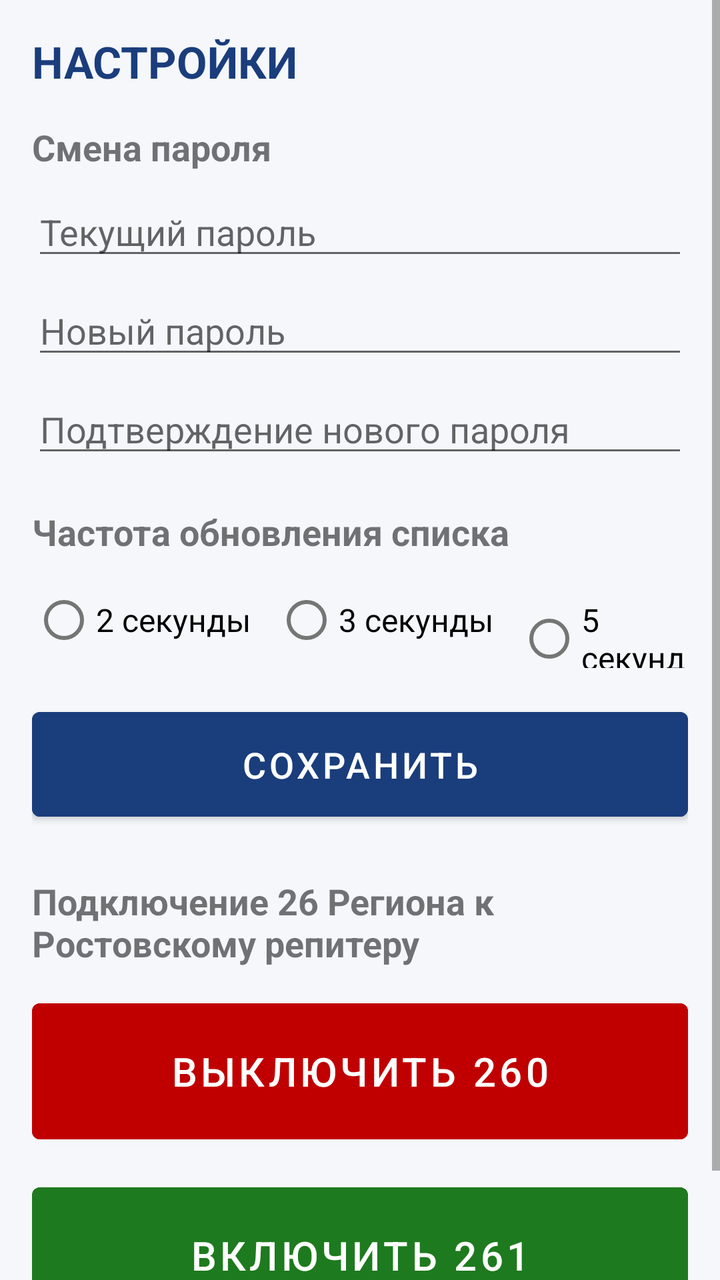
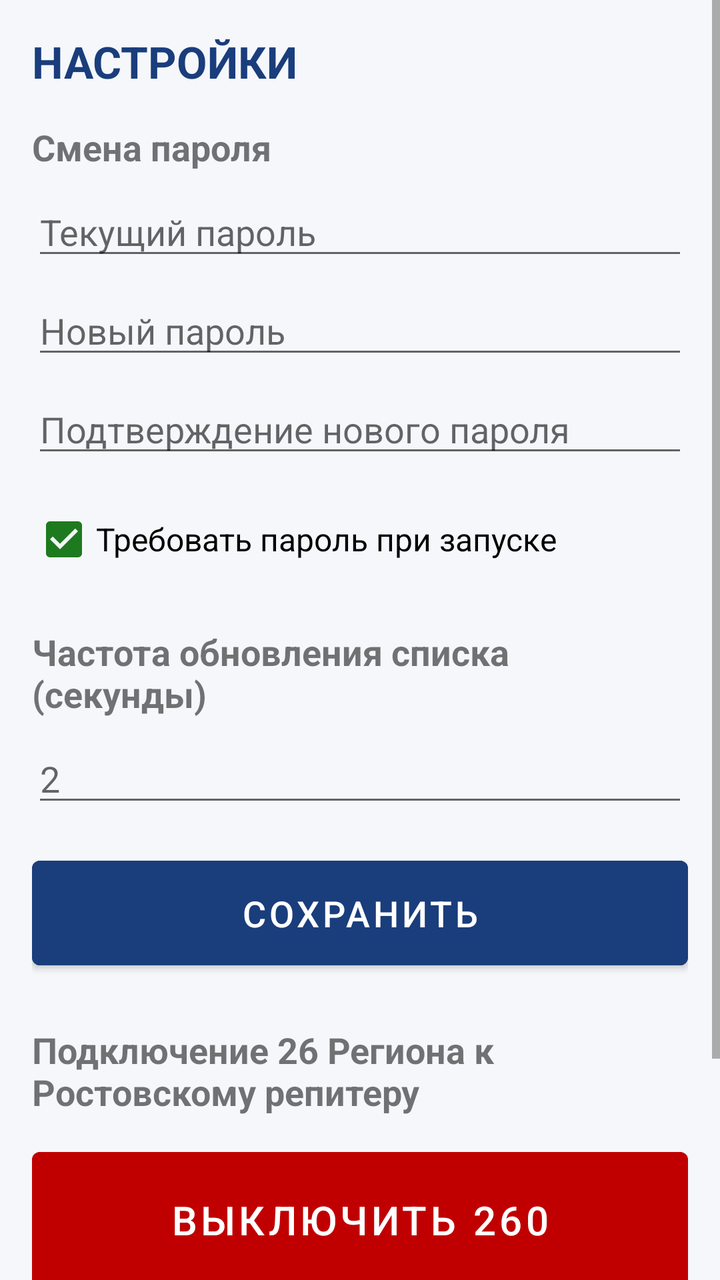

Compare the two renders of this Android layout. The source of the first and the diff that turns it into the second are given below.
<!-- AndroidManifest.xml: application theme Theme.AdminPMR -->
<!-- res/layout/activity_settings.xml -->
<?xml version="1.0" encoding="utf-8"?>
<ScrollView xmlns:android="http://schemas.android.com/apk/res/android"
    android:layout_width="match_parent"
    android:layout_height="match_parent"
    android:background="@color/c_bg">

    <LinearLayout
        android:layout_width="match_parent"
        android:layout_height="wrap_content"
        android:orientation="vertical"
        android:padding="16dp">

        <TextView
            android:layout_width="match_parent"
            android:layout_height="wrap_content"
            android:text="@string/settings_title"
            android:textSize="22sp"
            android:textStyle="bold"
            android:textColor="@color/c_blue" />

        <TextView
            android:layout_width="match_parent"
            android:layout_height="wrap_content"
            android:layout_marginTop="16dp"
            android:text="Смена пароля"
            android:textSize="18sp"
            android:textStyle="bold" />

        <EditText
            android:id="@+id/passCurrent"
            android:layout_width="match_parent"
            android:layout_height="wrap_content"
            android:layout_marginTop="8dp"
            android:hint="@string/settings_current_pass"
            android:inputType="textPassword"
            android:textSize="18sp" />

        <EditText
            android:id="@+id/passNew"
            android:layout_width="match_parent"
            android:layout_height="wrap_content"
            android:layout_marginTop="8dp"
            android:hint="@string/settings_new_pass"
            android:inputType="textPassword"
            android:textSize="18sp" />

        <EditText
            android:id="@+id/passConfirm"
            android:layout_width="match_parent"
            android:layout_height="wrap_content"
            android:layout_marginTop="8dp"
            android:hint="@string/settings_confirm_pass"
            android:inputType="textPassword"
            android:textSize="18sp" />

        <TextView
            android:layout_width="match_parent"
            android:layout_height="wrap_content"
            android:layout_marginTop="20dp"
            android:text="@string/settings_refresh_title"
            android:textSize="18sp"
            android:textStyle="bold" />

        <RadioGroup
            android:id="@+id/refreshGroup"
            android:layout_width="match_parent"
            android:layout_height="wrap_content"
            android:orientation="horizontal"
            android:layout_marginTop="8dp">

            <RadioButton
                android:id="@+id/rb2"
                android:layout_width="wrap_content"
                android:layout_height="wrap_content"
                android:text="@string/settings_refresh_2"
                android:textSize="16sp" />

            <RadioButton
                android:id="@+id/rb3"
                android:layout_width="wrap_content"
                android:layout_height="wrap_content"
                android:layout_marginStart="12dp"
                android:text="@string/settings_refresh_3"
                android:textSize="16sp" />

            <RadioButton
                android:id="@+id/rb5"
                android:layout_width="wrap_content"
                android:layout_height="wrap_content"
                android:layout_marginStart="12dp"
                android:text="@string/settings_refresh_5"
                android:textSize="16sp" />

        </RadioGroup>

        <Button
            android:id="@+id/btnSaveSettings"
            android:layout_width="match_parent"
            android:layout_height="wrap_content"
            android:layout_marginTop="16dp"
            android:text="@string/settings_save"
            android:backgroundTint="@color/c_blue"
            android:textColor="@color/c_white"
            android:textSize="18sp"
            android:paddingTop="14dp"
            android:paddingBottom="14dp" />

        <TextView
            android:layout_width="match_parent"
            android:layout_height="wrap_content"
            android:layout_marginTop="24dp"
            android:text="@string/settings_26_title"
            android:textSize="18sp"
            android:textStyle="bold" />

        <Button
            android:id="@+id/btn260"
            android:layout_width="match_parent"
            android:layout_height="80dp"
            android:layout_marginTop="12dp"
            android:text="@string/btn_260"
            android:textSize="20sp"
            android:backgroundTint="@color/c_red"
            android:textColor="@color/c_white" />

        <Button
            android:id="@+id/btn261"
            android:layout_width="match_parent"
            android:layout_height="80dp"
            android:layout_marginTop="12dp"
            android:layout_marginBottom="16dp"
            android:text="@string/btn_261"
            android:textSize="20sp"
            android:backgroundTint="@color/c_green"
            android:textColor="@color/c_white" />

    </LinearLayout>
</ScrollView>
<!-- resources referenced by this layout -->
<resources>
  <color name="c_bg">#F5F7FA</color>
  <color name="c_blue">#1A3D7C</color>
  <color name="c_green">#1E7A1E</color>
  <color name="c_red">#C00000</color>
  <color name="c_white">#FFFFFF</color>
  <string name="btn_260">ВЫКЛЮЧИТЬ 260</string>
  <string name="btn_261">ВКЛЮЧИТЬ 261</string>
  <string name="settings_26_title">Подключение 26 Региона к Ростовскому репитеру</string>
  <string name="settings_confirm_pass">Подтверждение нового пароля</string>
  <string name="settings_current_pass">Текущий пароль</string>
  <string name="settings_new_pass">Новый пароль</string>
  <string name="settings_refresh_2">2 секунды</string>
  <string name="settings_refresh_3">3 секунды</string>
  <string name="settings_refresh_5">5 секунд</string>
  <string name="settings_refresh_title">Частота обновления списка</string>
  <string name="settings_save">СОХРАНИТЬ</string>
  <string name="settings_title">НАСТРОЙКИ</string>
  <style name="Theme.AdminPMR" parent="Theme.MaterialComponents.Light.NoActionBar">
          <item name="colorPrimary">@color/c_blue</item>
          <item name="colorPrimaryVariant">@color/c_blue_dark</item>
          <item name="colorOnPrimary">@color/c_white</item>
          <item name="colorSecondary">@color/c_green</item>
          <item name="colorSecondaryVariant">@color/c_green_dark</item>
          <item name="colorOnSecondary">@color/c_white</item>
          <item name="android:statusBarColor" tools:targetApi="l">@color/c_blue</item>
          <item name="android:windowBackground">@color/c_bg</item>
      </style>
  <color name="c_blue_dark">#0F2750</color>
  <color name="c_green_dark">#145214</color>
</resources>

<!-- the commit's change to res/layout/activity_settings.xml (unified diff, before → after) -->
@@ -53,6 +53,15 @@
             android:inputType="textPassword"
             android:textSize="18sp" />
 
+        <CheckBox
+            android:id="@+id/requirePassBox"
+            android:layout_width="match_parent"
+            android:layout_height="wrap_content"
+            android:layout_marginTop="12dp"
+            android:text="@string/settings_password_title"
+            android:textSize="16sp"
+            android:checked="true" />
+
         <TextView
             android:layout_width="match_parent"
             android:layout_height="wrap_content"
@@ -61,37 +70,14 @@
             android:textSize="18sp"
             android:textStyle="bold" />
 
-        <RadioGroup
-            android:id="@+id/refreshGroup"
+        <EditText
+            android:id="@+id/refreshInput"
             android:layout_width="match_parent"
             android:layout_height="wrap_content"
-            android:orientation="horizontal"
-            android:layout_marginTop="8dp">
-
-            <RadioButton
-                android:id="@+id/rb2"
-                android:layout_width="wrap_content"
-                android:layout_height="wrap_content"
-                android:text="@string/settings_refresh_2"
-                android:textSize="16sp" />
-
-            <RadioButton
-                android:id="@+id/rb3"
-                android:layout_width="wrap_content"
-                android:layout_height="wrap_content"
-                android:layout_marginStart="12dp"
-                android:text="@string/settings_refresh_3"
-                android:textSize="16sp" />
-
-            <RadioButton
-                android:id="@+id/rb5"
-                android:layout_width="wrap_content"
-                android:layout_height="wrap_content"
-                android:layout_marginStart="12dp"
-                android:text="@string/settings_refresh_5"
-                android:textSize="16sp" />
-
-        </RadioGroup>
+            android:layout_marginTop="8dp"
+            android:hint="@string/settings_refresh_hint"
+            android:inputType="number"
+            android:textSize="18sp" />
 
         <Button
             android:id="@+id/btnSaveSettings"
<!-- resource entries referenced after the edit -->
@@ -11,10 +11,9 @@
   <string name="settings_confirm_pass">Подтверждение нового пароля</string>
   <string name="settings_current_pass">Текущий пароль</string>
   <string name="settings_new_pass">Новый пароль</string>
-  <string name="settings_refresh_2">2 секунды</string>
-  <string name="settings_refresh_3">3 секунды</string>
-  <string name="settings_refresh_5">5 секунд</string>
-  <string name="settings_refresh_title">Частота обновления списка</string>
+  <string name="settings_password_title">Требовать пароль при запуске</string>
+  <string name="settings_refresh_hint">2</string>
+  <string name="settings_refresh_title">Частота обновления списка (секунды)</string>
   <string name="settings_save">СОХРАНИТЬ</string>
   <string name="settings_title">НАСТРОЙКИ</string>
   <style name="Theme.AdminPMR" parent="Theme.MaterialComponents.Light.NoActionBar">
